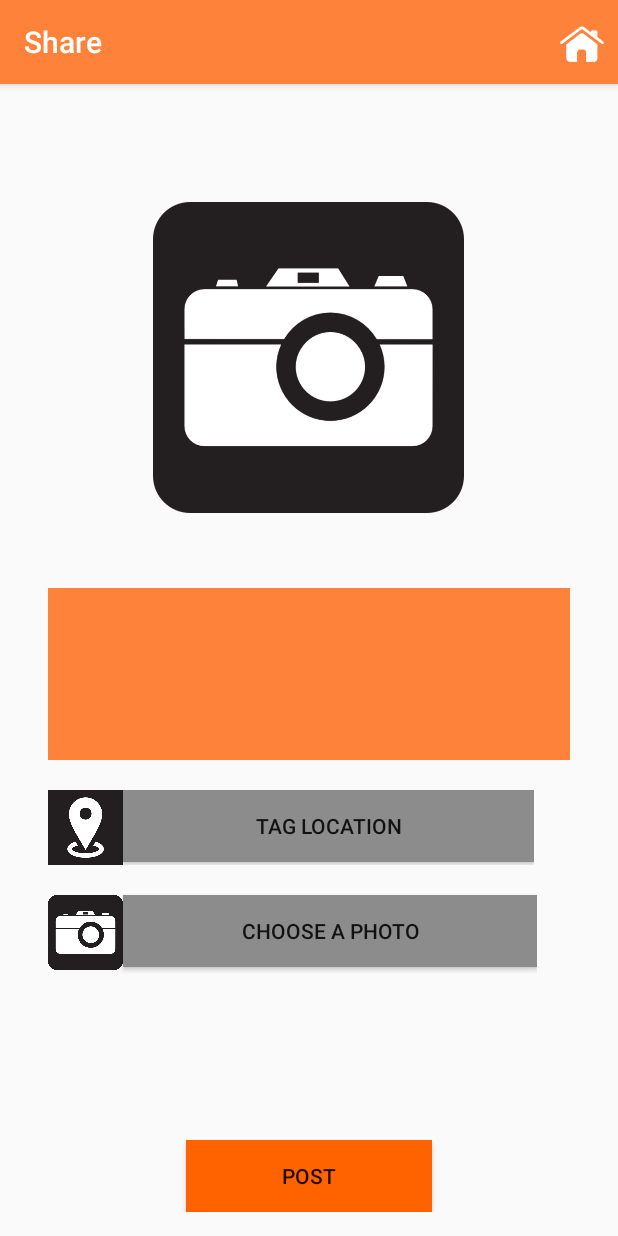
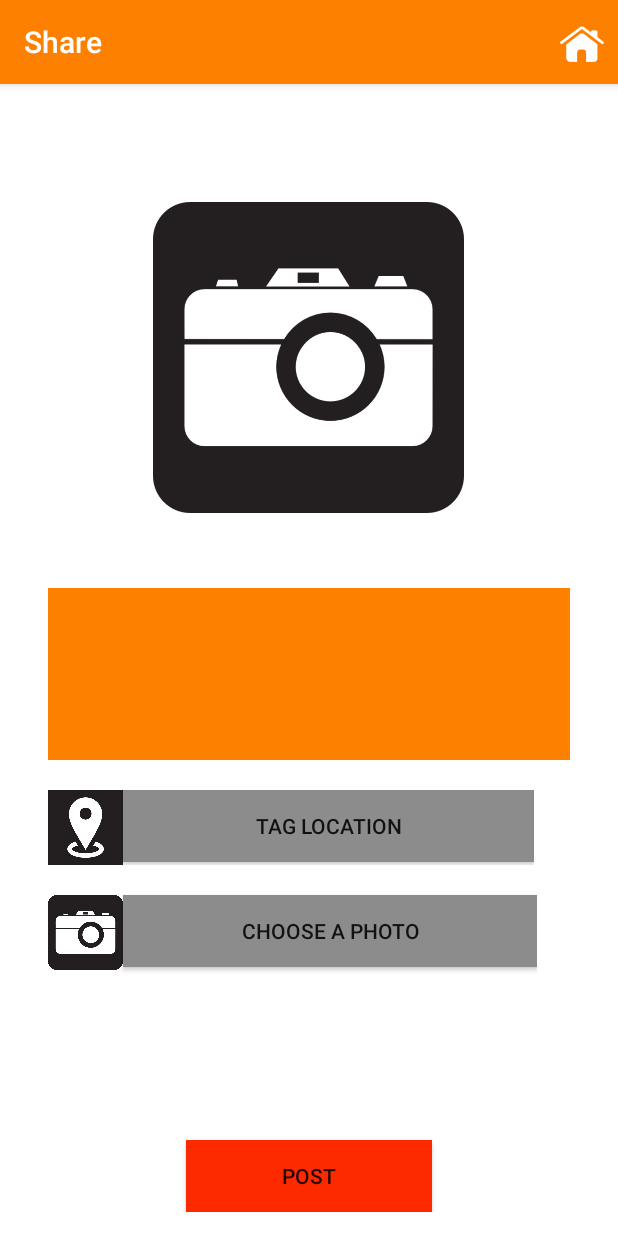
Before and after one commit to CE-KMITL-OOAD-2015/Ladkrabang-Country, an Android app: the PostActivity screen opened directly, with no data from a screen before it, on a phone screen of 412 x 824 dp. Run offline under Robolectric (Android 15) with nearby library versions, the light colour scheme and no system bars; libraries missing offline, so code that uses them is left out: com.facebook, com.facebook.login.

Commit message:
edit theme

```diff
--- a/LadkrabangCountry-Master/app/src/main/AndroidManifest.xml
+++ b/LadkrabangCountry-Master/app/src/main/AndroidManifest.xml
@@ -4,7 +4,6 @@
 
     <uses-permission android:name="android.permission.INTERNET" />
     <uses-permission android:name="android.permission.ACCESS_NETWORK_STATE" />
-    <uses-permission android:name="android.permission.WRITE_EXTERNAL_STORAGE" />
     <uses-permission android:name="com.google.android.providers.gsf.permission.READ_GSERVICES" />
 
     <!--
--- a/LadkrabangCountry-Master/app/src/main/res/values/color.xml
+++ b/LadkrabangCountry-Master/app/src/main/res/values/color.xml
@@ -1,10 +1,12 @@
 <?xml version="1.0" encoding="utf-8"?>
 <resources>
-    <color name="orange">#ff823a</color>
-    <color name="orange2">#ff6300</color>
+    <color name="light_orange">#ffffae5c</color>
+    <color name="orange">#fffd8000</color>
+    <color name="orange2">#fffD2A00</color>
+    <color name="dark_orange">#bffd8000</color>
 
     <color name="pink">#f44d5e</color>
-    <color name="bule">#78e7bc</color>
+    <color name="light_blue">#78e7bc</color>
     <color name="green">#a7f039</color>
     <color name="yellow">#f2f26f</color>
     <color name="gray">#92a989</color>
--- a/LadkrabangCountry-Master/app/src/main/res/values/styles.xml
+++ b/LadkrabangCountry-Master/app/src/main/res/values/styles.xml
@@ -2,24 +2,13 @@
 
     <!-- Base application theme. -->
     <style name="AppTheme" parent="Theme.AppCompat.Light.DarkActionBar">
-
-        <!-- Customize your theme here. -->
-         <item name="android:actionBarStyle">@style/MyActionBar</item>
-        <item name="actionBarStyle">@style/MyActionBar</item>
+        <item name="colorPrimary">@color/orange</item>
+        <item name="colorPrimaryDark">@color/dark_orange</item>
+        <item name="colorAccent">@color/orange2</item>
+        <item name="android:windowBackground">@color/actionbar_background</item>
     </style>
 
-    <style name="MyActionBar" parent="Widget.AppCompat.Light.ActionBar.Solid.Inverse">
-        <!-- Customize your theme here. -->
-        <item name="android:background">@color/orange</item>
-        <item name="background">@color/orange</item>
 
-    </style>
-
-    <style name="LCTheme" parent="@style/Theme.AppTheme.Light" />
-    <style name="AppTheme.NoActionBar">
-        <item name="windowActionBar">false</item>
-        <item name="windowNoTitle">true</item>
-    </style>
     <style name="AppTheme.AppBarOverlay" parent="ThemeOverlay.AppCompat.Dark.ActionBar" />
     <style name="AppTheme.PopupOverlay" parent="ThemeOverlay.AppCompat.Light" />
 
```
Also changed, not shown: 27 other files.
